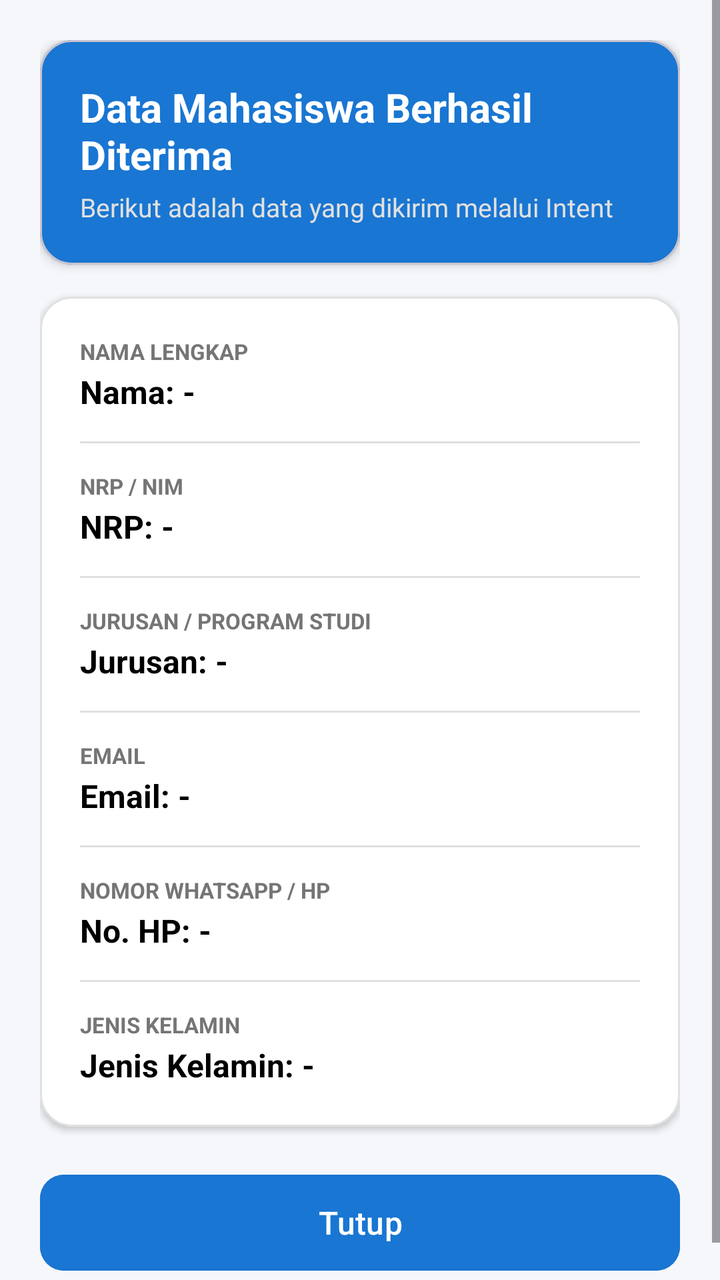
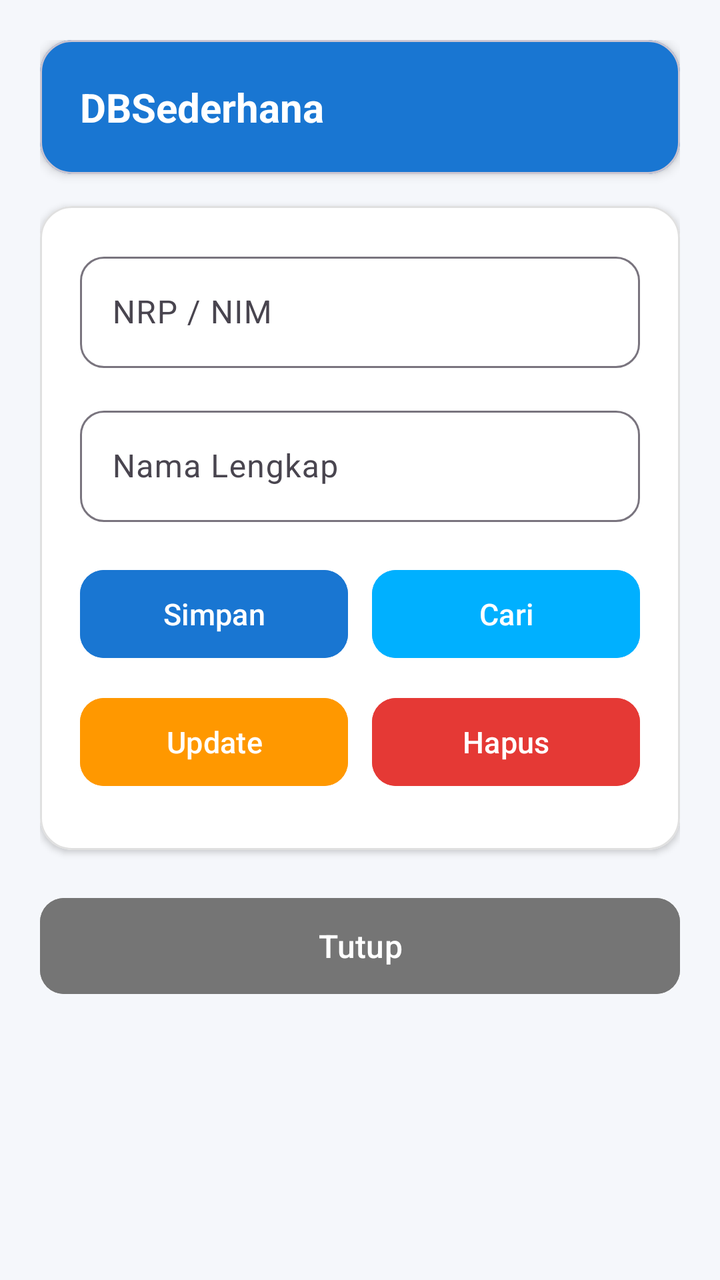

An Android layout rendered at two revisions. The XML below is the earlier revision; the diff shows what the commit changed to produce the second picture.
<!-- AndroidManifest.xml: application theme Theme.TugasSederhana -->
<!-- res/layout/activity_second.xml -->
<?xml version="1.0" encoding="utf-8"?>
<ScrollView xmlns:android="http://schemas.android.com/apk/res/android"
    xmlns:app="http://schemas.android.com/apk/res-auto"
    xmlns:tools="http://schemas.android.com/tools"
    android:id="@+id/second"
    android:layout_width="match_parent"
    android:layout_height="match_parent"
    android:background="@color/bg_light"
    android:fillViewport="true"
    tools:context=".SecondActivity">

    <LinearLayout
        android:layout_width="match_parent"
        android:layout_height="wrap_content"
        android:orientation="vertical"
        android:padding="20dp">

        
        <com.google.android.material.card.MaterialCardView
            android:layout_width="match_parent"
            android:layout_height="wrap_content"
            android:layout_marginBottom="16dp"
            app:cardBackgroundColor="@color/primary"
            app:cardCornerRadius="16dp"
            app:cardElevation="3dp">

            <LinearLayout
                android:layout_width="match_parent"
                android:layout_height="wrap_content"
                android:orientation="vertical"
                android:padding="20dp">

                <TextView
                    android:layout_width="wrap_content"
                    android:layout_height="wrap_content"
                    android:text="@string/title_hasil_biodata"
                    android:textColor="@color/white"
                    android:textSize="20sp"
                    android:textStyle="bold" />

                <TextView
                    android:layout_width="wrap_content"
                    android:layout_height="wrap_content"
                    android:layout_marginTop="4dp"
                    android:text="@string/subtitle_hasil"
                    android:textColor="#E0E0E0"
                    android:textSize="13sp" />
            </LinearLayout>
        </com.google.android.material.card.MaterialCardView>

        
        <com.google.android.material.card.MaterialCardView
            android:layout_width="match_parent"
            android:layout_height="wrap_content"
            android:layout_marginBottom="20dp"
            app:cardBackgroundColor="@color/card_bg"
            app:cardCornerRadius="16dp"
            app:cardElevation="2dp"
            app:strokeColor="@color/stroke_color"
            app:strokeWidth="1dp">

            <LinearLayout
                android:layout_width="match_parent"
                android:layout_height="wrap_content"
                android:orientation="vertical"
                android:padding="20dp">

                
                <TextView
                    android:layout_width="wrap_content"
                    android:layout_height="wrap_content"
                    android:text="NAMA LENGKAP"
                    android:textColor="@color/text_secondary"
                    android:textSize="11sp"
                    android:textStyle="bold" />

                <TextView
                    android:id="@+id/txtNama"
                    android:layout_width="match_parent"
                    android:layout_height="wrap_content"
                    android:layout_marginTop="2dp"
                    android:layout_marginBottom="14dp"
                    android:text="Nama: -"
                    android:textColor="@color/black"
                    android:textSize="16sp"
                    android:textStyle="bold" />

                <View
                    android:layout_width="match_parent"
                    android:layout_height="1dp"
                    android:layout_marginBottom="14dp"
                    android:background="@color/stroke_color" />

                
                <TextView
                    android:layout_width="wrap_content"
                    android:layout_height="wrap_content"
                    android:text="NRP / NIM"
                    android:textColor="@color/text_secondary"
                    android:textSize="11sp"
                    android:textStyle="bold" />

                <TextView
                    android:id="@+id/txtNrp"
                    android:layout_width="match_parent"
                    android:layout_height="wrap_content"
                    android:layout_marginTop="2dp"
                    android:layout_marginBottom="14dp"
                    android:text="NRP: -"
                    android:textColor="@color/black"
                    android:textSize="16sp"
                    android:textStyle="bold" />

                <View
                    android:layout_width="match_parent"
                    android:layout_height="1dp"
                    android:layout_marginBottom="14dp"
                    android:background="@color/stroke_color" />

                
                <TextView
                    android:layout_width="wrap_content"
                    android:layout_height="wrap_content"
                    android:text="JURUSAN / PROGRAM STUDI"
                    android:textColor="@color/text_secondary"
                    android:textSize="11sp"
                    android:textStyle="bold" />

                <TextView
                    android:id="@+id/txtJurusan"
                    android:layout_width="match_parent"
                    android:layout_height="wrap_content"
                    android:layout_marginTop="2dp"
                    android:layout_marginBottom="14dp"
                    android:text="Jurusan: -"
                    android:textColor="@color/black"
                    android:textSize="16sp"
                    android:textStyle="bold" />

                <View
                    android:layout_width="match_parent"
                    android:layout_height="1dp"
                    android:layout_marginBottom="14dp"
                    android:background="@color/stroke_color" />

                
                <TextView
                    android:layout_width="wrap_content"
                    android:layout_height="wrap_content"
                    android:text="EMAIL"
                    android:textColor="@color/text_secondary"
                    android:textSize="11sp"
                    android:textStyle="bold" />

                <TextView
                    android:id="@+id/txtEmail"
                    android:layout_width="match_parent"
                    android:layout_height="wrap_content"
                    android:layout_marginTop="2dp"
                    android:layout_marginBottom="14dp"
                    android:text="Email: -"
                    android:textColor="@color/black"
                    android:textSize="16sp"
                    android:textStyle="bold" />

                <View
                    android:layout_width="match_parent"
                    android:layout_height="1dp"
                    android:layout_marginBottom="14dp"
                    android:background="@color/stroke_color" />

                
                <TextView
                    android:layout_width="wrap_content"
                    android:layout_height="wrap_content"
                    android:text="NOMOR WHATSAPP / HP"
                    android:textColor="@color/text_secondary"
                    android:textSize="11sp"
                    android:textStyle="bold" />

                <TextView
                    android:id="@+id/txtNoHp"
                    android:layout_width="match_parent"
                    android:layout_height="wrap_content"
                    android:layout_marginTop="2dp"
                    android:layout_marginBottom="14dp"
                    android:text="No. HP: -"
                    android:textColor="@color/black"
                    android:textSize="16sp"
                    android:textStyle="bold" />

                <View
                    android:layout_width="match_parent"
                    android:layout_height="1dp"
                    android:layout_marginBottom="14dp"
                    android:background="@color/stroke_color" />

                
                <TextView
                    android:layout_width="wrap_content"
                    android:layout_height="wrap_content"
                    android:text="JENIS KELAMIN"
                    android:textColor="@color/text_secondary"
                    android:textSize="11sp"
                    android:textStyle="bold" />

                <TextView
                    android:id="@+id/txtJenisKelamin"
                    android:layout_width="match_parent"
                    android:layout_height="wrap_content"
                    android:layout_marginTop="2dp"
                    android:text="Jenis Kelamin: -"
                    android:textColor="@color/black"
                    android:textSize="16sp"
                    android:textStyle="bold" />

            </LinearLayout>
        </com.google.android.material.card.MaterialCardView>

        
        <com.google.android.material.button.MaterialButton
            android:id="@+id/btnTutup"
            android:layout_width="match_parent"
            android:layout_height="56dp"
            android:backgroundTint="@color/primary"
            android:text="@string/btn_tutup"
            android:textAllCaps="false"
            android:textColor="@color/white"
            android:textSize="16sp"
            app:cornerRadius="12dp" />

    </LinearLayout>
</ScrollView>
<!-- resources referenced by this layout -->
<resources>
  <color name="bg_light">#F5F7FB</color>
  <color name="black">#FF000000</color>
  <color name="card_bg">#FFFFFF</color>
  <color name="primary">#1976D2</color>
  <color name="stroke_color">#E0E0E0</color>
  <color name="text_secondary">#757575</color>
  <color name="white">#FFFFFFFF</color>
  <string name="btn_tutup">Tutup</string>
  <string name="subtitle_hasil">Berikut adalah data yang dikirim melalui Intent</string>
  <string name="title_hasil_biodata">Data Mahasiswa Berhasil Diterima</string>
  <style name="Theme.TugasSederhana" parent="Base.Theme.TugasSederhana" />
  <style name="Base.Theme.TugasSederhana" parent="Theme.Material3.DayNight.NoActionBar">
          
          
      </style>
</resources>

<!-- the commit's change to res/layout/activity_second.xml (unified diff, before → after) -->
@@ -2,7 +2,6 @@
 <ScrollView xmlns:android="http://schemas.android.com/apk/res/android"
     xmlns:app="http://schemas.android.com/apk/res-auto"
     xmlns:tools="http://schemas.android.com/tools"
-    android:id="@+id/second"
     android:layout_width="match_parent"
     android:layout_height="match_parent"
     android:background="@color/bg_light"
@@ -33,18 +32,10 @@
                 <TextView
                     android:layout_width="wrap_content"
                     android:layout_height="wrap_content"
-                    android:text="@string/title_hasil_biodata"
+                    android:text="DBSederhana"
                     android:textColor="@color/white"
                     android:textSize="20sp"
                     android:textStyle="bold" />
-
-                <TextView
-                    android:layout_width="wrap_content"
-                    android:layout_height="wrap_content"
-                    android:layout_marginTop="4dp"
-                    android:text="@string/subtitle_hasil"
-                    android:textColor="#E0E0E0"
-                    android:textSize="13sp" />
             </LinearLayout>
         </com.google.android.material.card.MaterialCardView>
 
@@ -66,153 +57,116 @@
                 android:padding="20dp">
 
                 
-                <TextView
-                    android:layout_width="wrap_content"
-                    android:layout_height="wrap_content"
-                    android:text="NAMA LENGKAP"
-                    android:textColor="@color/text_secondary"
-                    android:textSize="11sp"
-                    android:textStyle="bold" />
-
-                <TextView
-                    android:id="@+id/txtNama"
+                <com.google.android.material.textfield.TextInputLayout
                     android:layout_width="match_parent"
                     android:layout_height="wrap_content"
-                    android:layout_marginTop="2dp"
-                    android:layout_marginBottom="14dp"
-                    android:text="Nama: -"
-                    android:textColor="@color/black"
-                    android:textSize="16sp"
-                    android:textStyle="bold" />
+                    android:layout_marginBottom="16dp"
+                    android:hint="@string/label_nrp"
+                    app:boxBackgroundMode="outline"
+                    app:boxCornerRadiusBottomEnd="12dp"
+                    app:boxCornerRadiusBottomStart="12dp"
+                    app:boxCornerRadiusTopEnd="12dp"
+                    app:boxCornerRadiusTopStart="12dp">
 
-                <View
-                    android:layout_width="match_parent"
-                    android:layout_height="1dp"
-                    android:layout_marginBottom="14dp"
-                    android:background="@color/stroke_color" />
+                    <com.google.android.material.textfield.TextInputEditText
+                        android:id="@+id/edtNrp"
+                        android:layout_width="match_parent"
+                        android:layout_height="wrap_content"
+                        android:inputType="text"
+                        android:maxLines="1"
+                        android:textColor="@color/black"
+                        android:textSize="16sp" />
+                </com.google.android.material.textfield.TextInputLayout>
 
                 
-                <TextView
-                    android:layout_width="wrap_content"
-                    android:layout_height="wrap_content"
-                    android:text="NRP / NIM"
-                    android:textColor="@color/text_secondary"
-                    android:textSize="11sp"
-                    android:textStyle="bold" />
-
-                <TextView
-                    android:id="@+id/txtNrp"
+                <com.google.android.material.textfield.TextInputLayout
                     android:layout_width="match_parent"
                     android:layout_height="wrap_content"
-                    android:layout_marginTop="2dp"
-                    android:layout_marginBottom="14dp"
-                    android:text="NRP: -"
-                    android:textColor="@color/black"
-                    android:textSize="16sp"
-                    android:textStyle="bold" />
+                    android:layout_marginBottom="20dp"
+                    android:hint="@string/label_nama"
+                    app:boxBackgroundMode="outline"
+                    app:boxCornerRadiusBottomEnd="12dp"
+                    app:boxCornerRadiusBottomStart="12dp"
+                    app:boxCornerRadiusTopEnd="12dp"
+                    app:boxCornerRadiusTopStart="12dp">
 
-                <View
-                    android:layout_width="match_parent"
-                    android:layout_height="1dp"
-                    android:layout_marginBottom="14dp"
-                    android:background="@color/stroke_color" />
+                    <com.google.android.material.textfield.TextInputEditText
+                        android:id="@+id/edtNama"
+                        android:layout_width="match_parent"
+                        android:layout_height="wrap_content"
+                        android:inputType="textPersonName"
+                        android:maxLines="1"
+                        android:textColor="@color/black"
+                        android:textSize="16sp" />
+                </com.google.android.material.textfield.TextInputLayout>
 
                 
-                <TextView
-                    android:layout_width="wrap_content"
-                    android:layout_height="wrap_content"
-                    android:text="JURUSAN / PROGRAM STUDI"
-                    android:textColor="@color/text_secondary"
-                    android:textSize="11sp"
-                    android:textStyle="bold" />
-
-                <TextView
-                    android:id="@+id/txtJurusan"
+                <LinearLayout
                     android:layout_width="match_parent"
                     android:layout_height="wrap_content"
-                    android:layout_marginTop="2dp"
-                    android:layout_marginBottom="14dp"
-                    android:text="Jurusan: -"
-                    android:textColor="@color/black"
-                    android:textSize="16sp"
-                    android:textStyle="bold" />
+                    android:orientation="horizontal"
+                    android:layout_marginBottom="12dp">
 
-                <View
-                    android:layout_width="match_parent"
-                    android:layout_height="1dp"
-                    android:layout_marginBottom="14dp"
-                    android:background="@color/stroke_color" />
+                    <com.google.android.material.button.MaterialButton
+                        android:id="@+id/btnSimpan"
+                        android:layout_width="0dp"
+                        android:layout_height="52dp"
+                        android:layout_weight="1"
+                        android:layout_marginEnd="6dp"
+                        android:backgroundTint="@color/primary"
+                        android:text="Simpan"
+                        android:textAllCaps="false"
+                        android:textColor="@color/white"
+                        android:textSize="15sp"
+                        app:cornerRadius="12dp" />
+
+                    <com.google.android.material.button.MaterialButton
+                        android:id="@+id/btnCari"
+                        android:layout_width="0dp"
+                        android:layout_height="52dp"
+                        android:layout_weight="1"
+                        android:layout_marginStart="6dp"
+                        android:backgroundTint="@color/accent"
+                        android:text="Cari"
+                        android:textAllCaps="false"
+                        android:textColor="@color/white"
+                        android:textSize="15sp"
+                        app:cornerRadius="12dp" />
+                </LinearLayout>
 
                 
-                <TextView
-                    android:layout_width="wrap_content"
-                    android:layout_height="wrap_content"
-                    android:text="EMAIL"
-                    android:textColor="@color/text_secondary"
-                    android:textSize="11sp"
-                    android:textStyle="bold" />
-
-                <TextView
-                    android:id="@+id/txtEmail"
+                <LinearLayout
                     android:layout_width="match_parent"
                     android:layout_height="wrap_content"
-                    android:layout_marginTop="2dp"
-                    android:layout_marginBottom="14dp"
-                    android:text="Email: -"
-                    android:textColor="@color/black"
-                    android:textSize="16sp"
-                    android:textStyle="bold" />
+                    android:orientation="horizontal"
+                    android:layout_marginBottom="8dp">
 
-                <View
-                    android:layout_width="match_parent"
-                    android:layout_height="1dp"
-                    android:layout_marginBottom="14dp"
-                    android:background="@color/stroke_color" />
+                    <com.google.android.material.button.MaterialButton
+                        android:id="@+id/btnUpdate"
+                        android:layout_width="0dp"
+                        android:layout_height="52dp"
+                        android:layout_weight="1"
+                        android:layout_marginEnd="6dp"
+                        android:backgroundTint="#FF9800"
+                        android:text="Update"
+                        android:textAllCaps="false"
+                        android:textColor="@color/white"
+                        android:textSize="15sp"
+                        app:cornerRadius="12dp" />
 
-                
-                <TextView
-                    android:layout_width="wrap_content"
-                    android:layout_height="wrap_content"
-                    android:text="NOMOR WHATSAPP / HP"
-                    android:textColor="@color/text_secondary"
-                    android:textSize="11sp"
-                    android:textStyle="bold" />
-
-                <TextView
-                    android:id="@+id/txtNoHp"
-                    android:layout_width="match_parent"
-                    android:layout_height="wrap_content"
-                    android:layout_marginTop="2dp"
-                    android:layout_marginBottom="14dp"
-                    android:text="No. HP: -"
-                    android:textColor="@color/black"
-                    android:textSize="16sp"
-                    android:textStyle="bold" />
-
-                <View
-                    android:layout_width="match_parent"
-                    android:layout_height="1dp"
-                    android:layout_marginBottom="14dp"
-                    android:background="@color/stroke_color" />
-
-                
-                <TextView
-                    android:layout_width="wrap_content"
-                    android:layout_height="wrap_content"
-                    android:text="JENIS KELAMIN"
-                    android:textColor="@color/text_secondary"
-                    android:textSize="11sp"
-                    android:textStyle="bold" />
-
-                <TextView
-                    android:id="@+id/txtJenisKelamin"
-                    android:layout_width="match_parent"
-                    android:layout_height="wrap_content"
-                    android:layout_marginTop="2dp"
-                    android:text="Jenis Kelamin: -"
-                    android:textColor="@color/black"
-                    android:textSize="16sp"
-                    android:textStyle="bold" />
+                    <com.google.android.material.button.MaterialButton
+                        android:id="@+id/btnHapus"
+                        android:layout_width="0dp"
+                        android:layout_height="52dp"
+                        android:layout_weight="1"
+                        android:layout_marginStart="6dp"
+                        android:backgroundTint="#E53935"
+                        android:text="Hapus"
+                        android:textAllCaps="false"
+                        android:textColor="@color/white"
+                        android:textSize="15sp"
+                        app:cornerRadius="12dp" />
+                </LinearLayout>
 
             </LinearLayout>
         </com.google.android.material.card.MaterialCardView>
@@ -222,7 +176,7 @@
             android:id="@+id/btnTutup"
             android:layout_width="match_parent"
             android:layout_height="56dp"
-            android:backgroundTint="@color/primary"
+            android:backgroundTint="@color/text_secondary"
             android:text="@string/btn_tutup"
             android:textAllCaps="false"
             android:textColor="@color/white"
<!-- resource entries referenced after the edit -->
@@ -1,5 +1,6 @@
 <!-- resources referenced by this layout -->
 <resources>
+  <color name="accent">#00B0FF</color>
   <color name="bg_light">#F5F7FB</color>
   <color name="black">#FF000000</color>
   <color name="card_bg">#FFFFFF</color>
@@ -8,8 +9,8 @@
   <color name="text_secondary">#757575</color>
   <color name="white">#FFFFFFFF</color>
   <string name="btn_tutup">Tutup</string>
-  <string name="subtitle_hasil">Berikut adalah data yang dikirim melalui Intent</string>
-  <string name="title_hasil_biodata">Data Mahasiswa Berhasil Diterima</string>
+  <string name="label_nama">Nama Lengkap</string>
+  <string name="label_nrp">NRP / NIM</string>
   <style name="Theme.TugasSederhana" parent="Base.Theme.TugasSederhana" />
   <style name="Base.Theme.TugasSederhana" parent="Theme.Material3.DayNight.NoActionBar">
           
